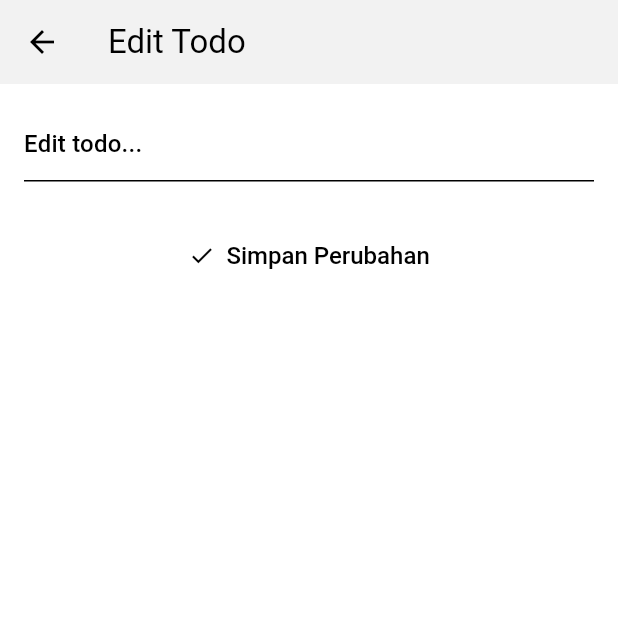
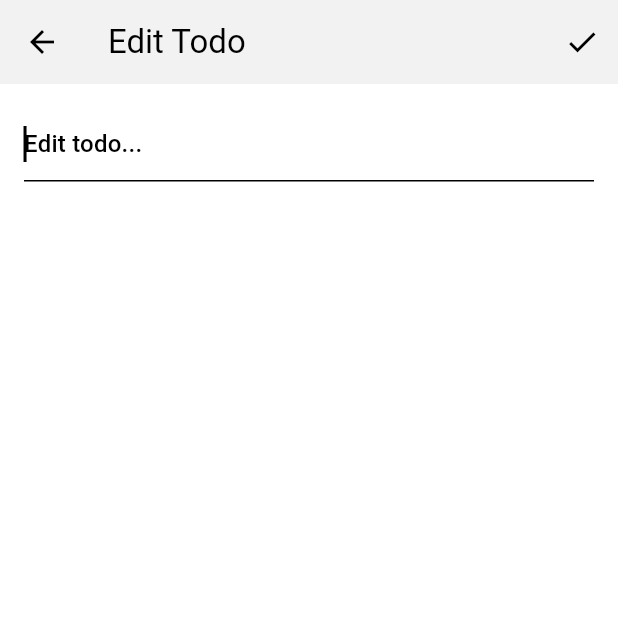
Before and after one commit to iyzidann/todo-app-getx, a Flutter app: the EditTodoScreen screen opened directly with empty values, on a phone screen of 412 x 824 dp, the top half of it. Run offline on Flutter 3.47's test engine with Material 3 defaults, Android fonts, the phone set to English and light mode, and no system bars; our stand-ins replace get, get_storage; accounts and stored records are empty.

Commit message:
fix: button

```diff
--- a/lib/features/todo/screens/edit_todo_screen.dart
+++ b/lib/features/todo/screens/edit_todo_screen.dart
@@ -19,6 +19,24 @@ class EditTodoScreen extends StatelessWidget {
     return Scaffold(
       appBar: AppBar(
         title: const Text("Edit Todo"),
+        actions: [
+          IconButton(
+            icon: const Icon(Icons.check),
+            onPressed: () {
+              final newText = textController.text.trim();
+              if (newText.isEmpty) {
+                Get.snackbar(
+                  "Gagal",
+                  "Todo tidak boleh kosong",
+                  snackPosition: SnackPosition.BOTTOM,
+                );
+                return;
+              }
+              controller.editTodo(index, newText);
+              Get.back();
+            },
+          )
+        ],
       ),
       body: Padding(
         padding: const EdgeInsets.all(16),
@@ -31,37 +49,9 @@ class EditTodoScreen extends StatelessWidget {
                 border: InputBorder.none,
               ),
               style: Theme.of(context).textTheme.titleMedium,
+              autofocus: true,
             ),
             const Divider(height: 1),
-            const SizedBox(height: 24),
-            SizedBox(
-              width: double.infinity,
-              child: TextButton.icon(
-                onPressed: () {
-                  if (textController.text.trim().isEmpty) {
-                    Get.snackbar(
-                      "Gagal",
-                      "Todo tidak boleh kosong",
-                      snackPosition: SnackPosition.BOTTOM,
-                    );
-                    return;
-                  }
-
-                  controller.editTodo(index, textController.text.trim());
-                  Get.back();
-                },
-                icon: const Icon(Icons.check),
-                label: const Text("Simpan Perubahan"),
-                style: TextButton.styleFrom(
-                  foregroundColor: Theme.of(context).colorScheme.primary,
-                  padding: const EdgeInsets.symmetric(vertical: 16),
-                  textStyle: const TextStyle(
-                    fontWeight: FontWeight.w500,
-                    fontSize: 16,
-                  ),
-                ),
-              ),
-            )
           ],
         ),
       ),
```
